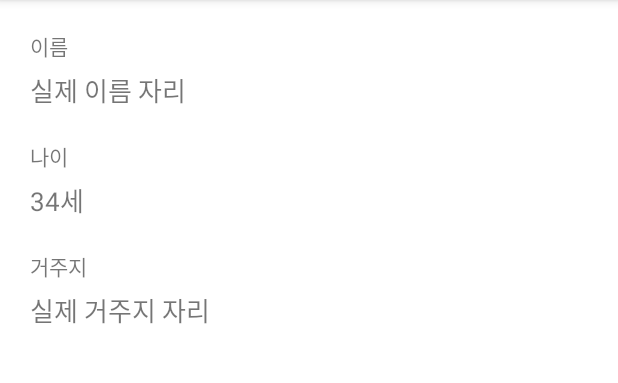
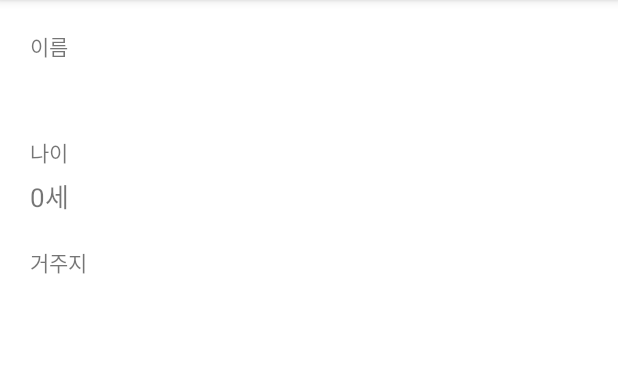
Before and after one commit to nepp-plus/ListView_20211120, an Android app: the ViewStudentDetailActivity screen opened directly, with no data from a screen before it, on a phone screen of 412 x 824 dp, the part 84-467 px from its top. Run offline under Robolectric (Android 15) with nearby library versions, the phone set to English and light mode, and no system bars.

Commit message:
리스트뷰 클릭이벤트 변경  - 상세보기 화면으로 이름/나이/주소 들고 진입  - 상세보기 화면에서 데이터 받아서 반영

```diff
--- a/app/src/main/java/com/neppplus/listview_20211120/ViewStudentDetailActivity.kt
+++ b/app/src/main/java/com/neppplus/listview_20211120/ViewStudentDetailActivity.kt
@@ -2,10 +2,21 @@ package com.neppplus.listview_20211120
 
 import androidx.appcompat.app.AppCompatActivity
 import android.os.Bundle
+import kotlinx.android.synthetic.main.activity_view_student_detail.*
 
 class ViewStudentDetailActivity : AppCompatActivity() {
     override fun onCreate(savedInstanceState: Bundle?) {
         super.onCreate(savedInstanceState)
         setContentView(R.layout.activity_view_student_detail)
+
+//        이전화면에서 넘겨준 이름 / 나이 / 주소 저장
+        val name = intent.getStringExtra("name")
+        val address = intent.getStringExtra("address")
+        val age = intent.getIntExtra("age", 0)
+
+        txtName.text = name
+        txtAddress.text = address
+        txtAge.text = "${age}세"
+
     }
 }
--- a/app/src/main/res/layout/activity_view_student_detail.xml
+++ b/app/src/main/res/layout/activity_view_student_detail.xml
@@ -14,6 +14,7 @@
         android:text="이름" />
 
     <TextView
+        android:id="@+id/txtName"
         android:layout_width="wrap_content"
         android:layout_height="wrap_content"
         android:text="실제 이름 자리"
@@ -28,6 +29,7 @@
         android:layout_marginTop="20dp"/>
 
     <TextView
+        android:id="@+id/txtAge"
         android:layout_width="wrap_content"
         android:layout_height="wrap_content"
         android:text="34세"
@@ -41,6 +43,7 @@
         android:layout_marginTop="20dp"/>
 
     <TextView
+        android:id="@+id/txtAddress"
         android:layout_width="wrap_content"
         android:layout_height="wrap_content"
         android:text="실제 거주지 자리"
```
